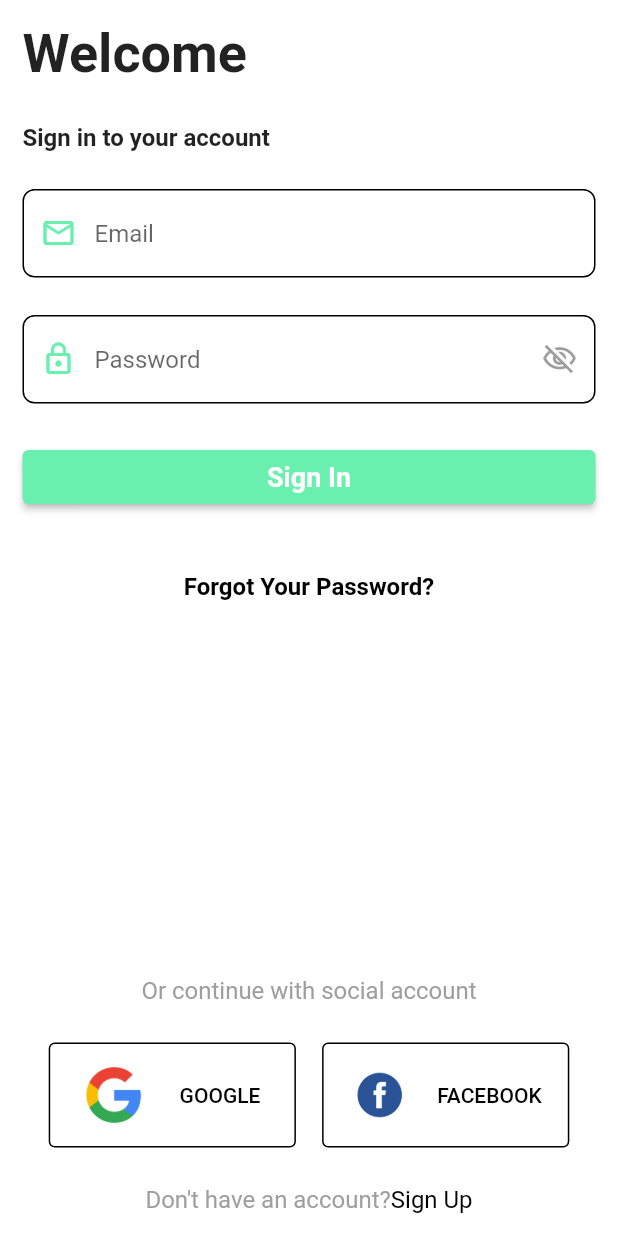
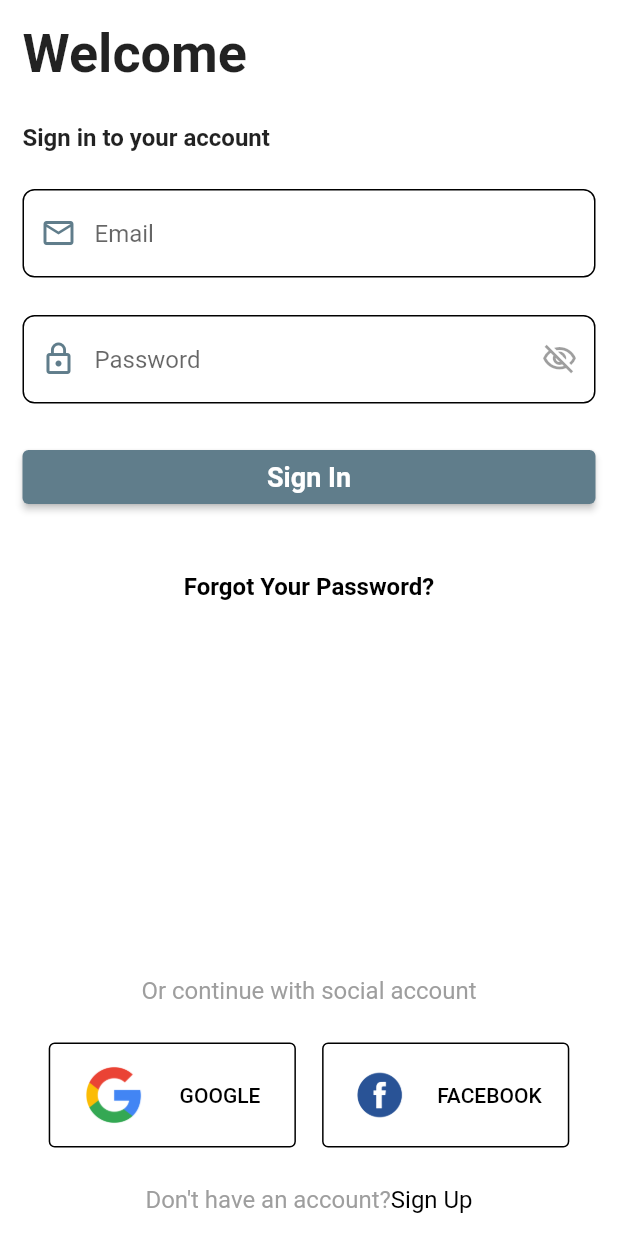
Before and after one commit to anisa-adelya/project_healthu, a Flutter app: the screen it shows after launch, on a phone screen of 412 x 824 dp. Run offline on Flutter 3.47's test engine with Material 2 defaults, Android fonts, the phone set to English and light mode, and no system bars; our stand-ins replace font_awesome_flutter, lottie, table_calendar.

Commit message:
add new feature

```diff
--- a/lib/utils/config.dart
+++ b/lib/utils/config.dart
@@ -47,5 +47,5 @@ class Config {
         color: Colors.red,
       ));
 
-  static const primaryColor = Colors.greenAccent;
+  static const primaryColor = Colors.blueGrey;
 }
```
